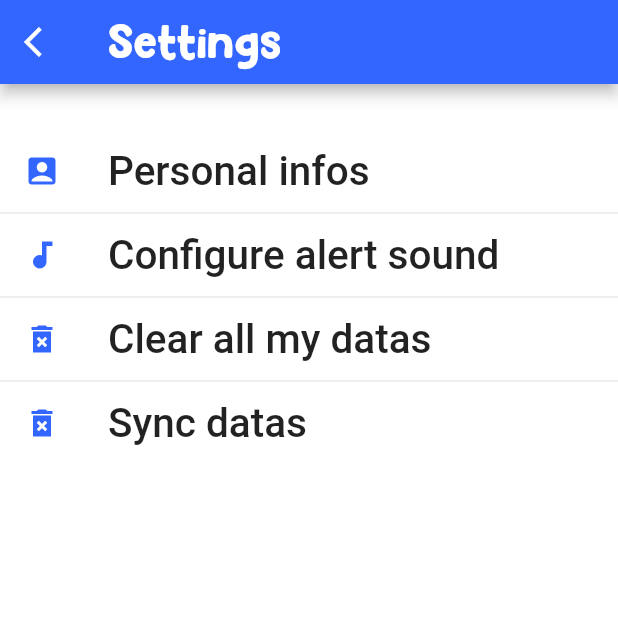
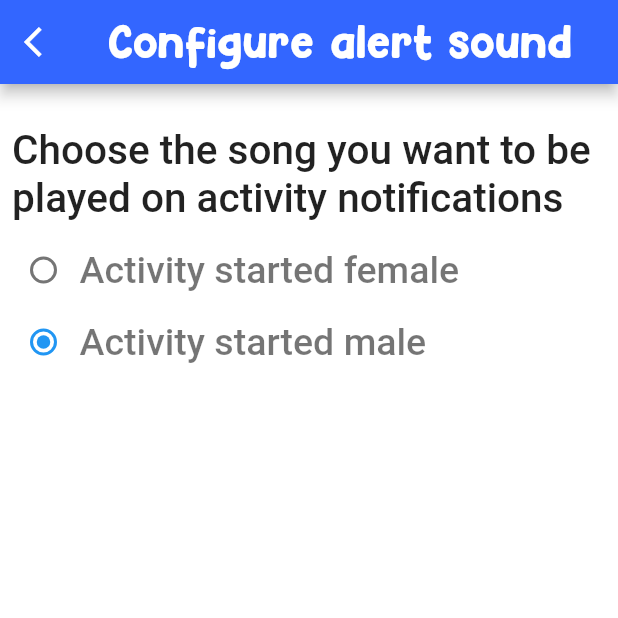
Before and after one commit to LFGaius/My-Day-App, a Flutter app: the SettingsPage screen opened directly, after a tap on "Configure alert sound", on a phone screen of 412 x 824 dp, the top half of it. Run offline on Flutter 3.47's test engine with Material 2 defaults, Android fonts, the light colour scheme and no system bars; our stand-ins replace audioplayers, auto_size_text, dots_indicator, expandable, flutter_local_notifications, fluttertoast and 6 more; missing offline and left inert: dart:ffi, fitted_text_field_container, pedantic; accounts and stored records are empty; Roboto replaces fonts that are missing (APril Flowers, HEy Comic).

Commit message:
configure alert sound page (base: play song when chosen)

```diff
--- /dev/null
+++ b/lib/pages/configure_alert_sound_page.dart
@@ -0,0 +1,159 @@
+
+import 'dart:async';
+import 'dart:io';
+import 'package:audioplayers/audio_cache.dart';
+import 'package:audioplayers/audioplayers.dart';
+import 'package:flutter/cupertino.dart';
+import 'package:flutter/material.dart';
+import 'package:my_day_app/configs/config_datas.dart';
+import 'package:path/path.dart' as Path;
+import 'package:path_provider/path_provider.dart';
+import 'package:pedantic/pedantic.dart';
+import 'package:sembast/sembast.dart';
+import 'package:sembast/sembast_io.dart';
+import 'package:shared_preferences/shared_preferences.dart';
+
+class ConfigureAlertSoundPage extends StatefulWidget {
+  final Database database;
+
+  ConfigureAlertSoundPage({Key key, this.database}) : super(key: key);
+
+  @override
+  _ConfigureAlertSoundPageState createState() => _ConfigureAlertSoundPageState();
+}
+
+class _ConfigureAlertSoundPageState extends State<ConfigureAlertSoundPage> {
+
+  AudioCache audioCache;
+  AudioPlayer audioPlayer;
+  String _valueSelected = 'activitystartedmale';
+
+  playSound({name,format}){
+    audioCache.play('sounds/$name.$format');
+  }
+  @override
+  void initState(){
+    super.initState();
+    audioPlayer = AudioPlayer();
+    audioCache = AudioCache(fixedPlayer: audioPlayer);
+  }
+
+  @override
+  Widget build(BuildContext context) {
+    return Scaffold(
+        appBar: AppBar(
+            backgroundColor: ConfigDatas.appBlueColor,
+            title: Row(
+              mainAxisAlignment: MainAxisAlignment.start,
+              children: [
+                Text(
+                  'Configure alert sound',
+                  style: Theme.of(context).textTheme.headline2,
+                )
+              ],
+            ),
+            centerTitle: true,
+            leading: TextButton(
+              onPressed: () {
+                Navigator.of(context).popAndPushNamed(
+                    '/settings',
+                    arguments:{'database':widget.database,'startTab':0}
+                );
+              },
+              child: Icon(
+                Icons.arrow_back_ios,
+                color: Colors.white,
+              ),
+            )
+        ),
+        backgroundColor: Colors.white,
+        body: Container(
+          color: Colors.white,
+          padding: EdgeInsets.only(top: 20),
+          child: Column(
+            mainAxisAlignment: MainAxisAlignment.start,
+            children: [
+              Padding(
+                padding: const EdgeInsets.all(8.0),
+                child: Text(
+                  'Choose the song you want to be played on activity notifications'
+                ),
+              ),
+              LabeledRadio(
+                label: 'Activity started female',
+                padding: const EdgeInsets.symmetric(horizontal: 5.0),
+                value: 'activitystartedfemale',
+                groupValue: _valueSelected,
+                onChanged: (String newValue) {
+                  print('activitystartedfemale $newValue');
+                  setState(() {
+                    _valueSelected = newValue;
+                  });
+                  playSound(name:'activitystartedfemale',format: 'mp3');
+                },
+              ),
+              LabeledRadio(
+                label: 'Activity started male',
+                padding: const EdgeInsets.symmetric(horizontal: 5.0),
+                value: 'activitystartedmale',
+                groupValue: _valueSelected,
+                onChanged: (String newValue) {
+                  setState(() {
+                    _valueSelected = newValue;
+                  });
+                  playSound(name:'activitystartedmale',format: 'mp3');
+                },
+              ),
+            ],
+          ),
+        )// This trailing comma makes auto-formatting nicer for build methods.
+    );
+  }
+
+}
+
+class LabeledRadio extends StatelessWidget {
+  const LabeledRadio({
+    Key key,
+    @required this.label,
+    @required this.padding,
+    @required this.groupValue,
+    @required this.value,
+    @required this.onChanged,
+  }) : super(key: key);
+
+  final String label;
+  final EdgeInsets padding;
+  final String groupValue;
+  final String value;
+  final Function onChanged;
+
+  @override
+  Widget build(BuildContext context) {
+    return InkWell(
+      onTap: () {
+        if (value != groupValue) {
+          onChanged(value);
+        }
+      },
+      child: Padding(
+        padding: padding,
+        child: Row(
+          children: <Widget>[
+            Radio<String>(
+              groupValue: groupValue,
+              value: value,
+              onChanged: (String newValue) {
+                onChanged(value);
+              },
+            ),
+            Text(
+                label,
+                style: Theme.of(context).textTheme.caption
+            ),
+          ],
+        ),
+      ),
+    );
+  }
+}
--- a/lib/pages/settings_page.dart
+++ b/lib/pages/settings_page.dart
@@ -92,7 +92,10 @@ class _SettingsPageState extends State<SettingsPage> {
                 ),
                 ListTile(
                   onTap: () {
-
+                    Navigator.of(context).popAndPushNamed(
+                        '/configurealertsound',
+                        arguments:{'database':widget.database}
+                    );
                   },
                   leading: Icon(
                     Icons.audiotrack,
@@ -121,7 +124,7 @@ class _SettingsPageState extends State<SettingsPage> {
 
                   },
                   leading: Icon(
-                    Icons.delete_forever_sharp,
+                    Icons.sync,
                     color: ConfigDatas.appBlueColor,
                   ),
                   title: Text(
--- a/lib/routes/route_builder.dart
+++ b/lib/routes/route_builder.dart
@@ -1,5 +1,6 @@
 import 'package:flutter/material.dart';
 import 'package:my_day_app/pages/blacklist_page.dart';
+import 'package:my_day_app/pages/configure_alert_sound_page.dart';
 import 'package:my_day_app/pages/goal_remind_page.dart';
 import 'package:my_day_app/pages/goals_page.dart';
 import 'package:my_day_app/pages/home_page.dart';
@@ -29,6 +30,8 @@ class MyRouteBuilder{
         return MaterialPageRoute(builder: (_)=>HomePage(database: args['database'],startTab:args['startTab'] ,));
       case '/settings':
         return MaterialPageRoute(builder: (_)=>SettingsPage(database: args['database']));
+      case '/configurealertsound':
+        return MaterialPageRoute(builder: (_)=>ConfigureAlertSoundPage(database: args['database']));
       default: return errorRoute();
     }
   }
--- a/pubspec.yaml
+++ b/pubspec.yaml
@@ -42,6 +42,7 @@ dependencies:
   google_fonts: ^1.1.2
   expandable: ^4.1.4
   auto_size_text: ^2.1.0
+  audioplayers: ^0.17.4
 
 dev_dependencies:
   flutter_test:
@@ -64,6 +65,8 @@ flutter:
    - assets/onboardillust1.png
    - assets/onboardillust2.png
    - assets/logowhitevariant.png
+   - assets/sounds/activitystartedmale.mp3
+   - assets/sounds/activitystartedfemale.mp3
 
   # An image asset can refer to one or more resolution-specific "variants", see
   # https://flutter.dev/assets-and-images/#resolution-aware.
```
Also changed, not shown: lib/pages/start_page.dart (+12 -0 lines), pubspec.lock, 3 other files.
